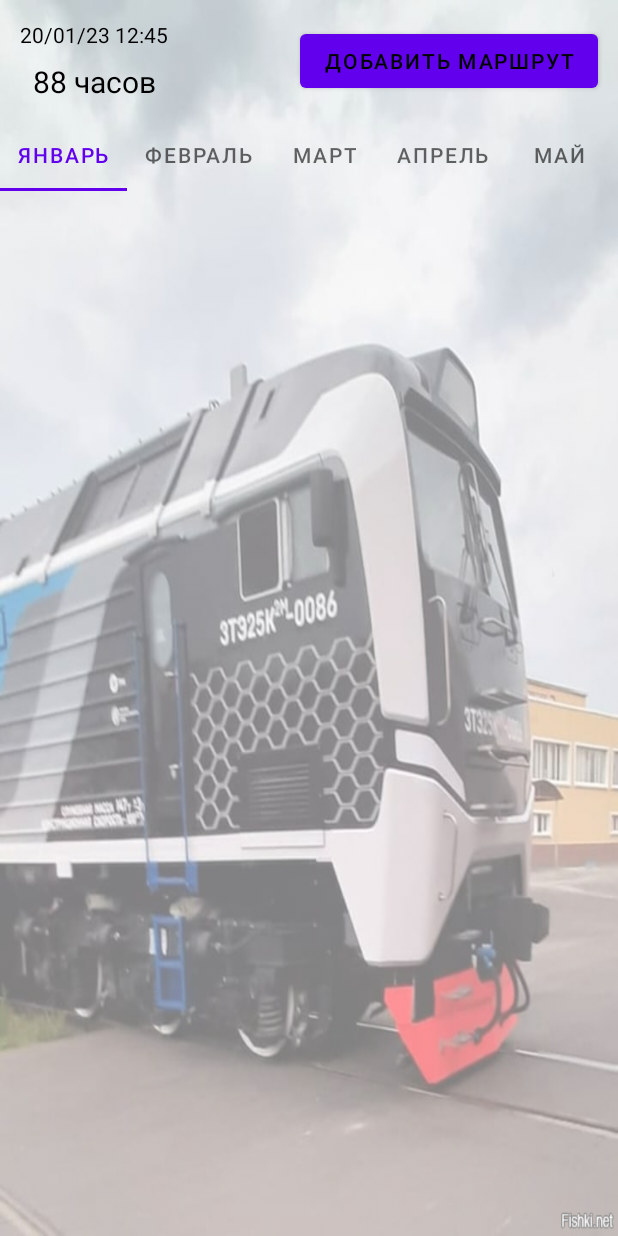
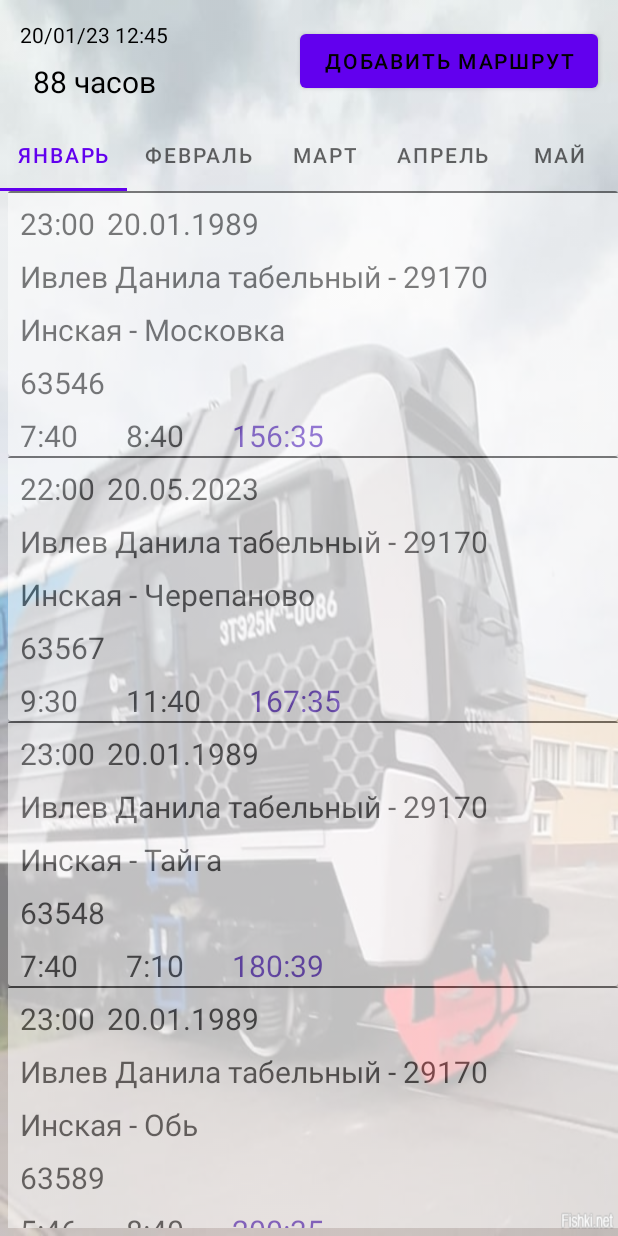
Before and after one commit to AlekseyUsk/Driver_route, an Android app: the screen it shows after launch (MainActivity), on a phone screen of 412 x 824 dp. Run offline under Robolectric (Android 15) with nearby library versions, the phone set to English and light mode, and no system bars.

Commit message:
Сделал ListAdapter

```diff
--- a/app/src/main/java/com/bignerdranch/android/driversroute/fragment/JanuaryFragment.kt
+++ b/app/src/main/java/com/bignerdranch/android/driversroute/fragment/JanuaryFragment.kt
@@ -24,6 +24,11 @@ class JanuaryFragment : Fragment() {
         binding = FragmentJanuaryBinding.inflate(inflater, container, false)
         return binding.root
 
+    }
+
+    override fun onViewCreated(view: View, savedInstanceState: Bundle?) {
+        super.onViewCreated(view, savedInstanceState)
+
         initRcView()
     }
 
@@ -31,17 +36,187 @@ class JanuaryFragment : Fragment() {
         rvJanuary.layoutManager = LinearLayoutManager(activity)
         adapter = AdapterRV()
         rvJanuary.adapter = adapter
-        //заглушка моими данными
         val myList = listOf<TripModel>(
             TripModel(
                 "20.01.1989",
                 "23:00",
-                "Ивлев Данила 29170",
+                "Ивлев Данила табельный - 29170",
                 "Инская - Московка",
-                63547,
+                63546,
                 "7:40",
                 "8:40",
                 "156:35"
+            ),TripModel(
+                "20.05.2023",
+                "22:00",
+                "Ивлев Данила табельный - 29170",
+                "Инская - Черепаново",
+                63567,
+                "9:30",
+                "11:40",
+                "167:35"
+            ),TripModel(
+                "20.01.1989",
+                "23:00",
+                "Ивлев Данила табельный - 29170",
+                "Инская - Тайга",
+                63548,
+                "7:40",
+                "7:10",
+                "180:39"
+            ),TripModel(
+                "20.01.1989",
+                "23:00",
+                "Ивлев Данила табельный - 29170",
+                "Инская - Обь",
+                63589,
+                "5:46",
+                "8:40",
+                "200:35"
+            ),TripModel(
+                "20.01.1989",
+                "23:00",
+                "Ивлев Данила табельный - 29170",
+                "Инская - Обь",
+                63589,
+                "5:46",
+                "8:40",
+                "200:35"
+            ),TripModel(
+                "20.01.1989",
+                "23:00",
+                "Ивлев Данила табельный - 29170",
+                "Инская - Обь",
+                63589,
+                "5:46",
+                "8:40",
+                "200:35"
+            ),TripModel(
+                "20.01.1989",
+                "23:00",
+                "Ивлев Данила табельный - 29170",
+                "Инская - Обь",
+                63589,
+                "5:46",
+                "8:40",
+                "200:35"
+            ),TripModel(
+                "20.01.1989",
+                "23:00",
+                "Ивлев Данила табельный - 29170",
+                "Инская - Обь",
+                63589,
+                "5:46",
+                "8:40",
+                "200:35"
+            ),TripModel(
+                "20.01.1989",
+                "23:00",
+                "Ивлев Данила табельный - 29170",
+                "Инская - Обь",
+                63589,
+                "5:46",
+                "8:40",
+                "200:35"
+            ),TripModel(
+                "20.01.1989",
+                "23:00",
+                "Ивлев Данила табельный - 29170",
+                "Инская - Обь",
+                63589,
+                "5:46",
+                "8:40",
+                "200:35"
+            ),TripModel(
+                "20.01.1989",
+                "23:00",
+                "Ивлев Данила табельный - 29170",
+                "Инская - Обь",
+                63589,
+                "5:46",
+                "8:40",
+                "200:35"
+            ),TripModel(
+                "20.01.1989",
+                "23:00",
+                "Ивлев Данила табельный - 29170",
+                "Инская - Обь",
+                63589,
+                "5:46",
+                "8:40",
+                "200:35"
+            ),TripModel(
+                "20.01.1989",
+                "23:00",
+                "Ивлев Данила табельный - 29170",
+                "Инская - Обь",
+                63589,
+                "5:46",
+                "8:40",
+                "200:35"
+            ),TripModel(
+                "20.01.1989",
+                "23:00",
+                "Ивлев Данила табельный - 29170",
+                "Инская - Обь",
+                63589,
+                "5:46",
+                "8:40",
+                "200:35"
+            ),TripModel(
+                "20.01.1989",
+                "23:00",
+                "Ивлев Данила табельный - 29170",
+                "Инская - Обь",
+                63589,
+                "5:46",
+                "8:40",
+                "200:35"
+            ),TripModel(
+                "20.01.1989",
+                "23:00",
+                "Ивлев Данила табельный - 29170",
+                "Инская - Обь",
+                63589,
+                "5:46",
+                "8:40",
+                "200:35"
+            ),TripModel(
+                "20.01.1989",
+                "23:00",
+                "Ивлев Данила табельный - 29170",
+                "Инская - Обь",
+                63589,
+                "5:46",
+                "8:40",
+                "200:35"
+            ),TripModel(
+                "20.01.1989",
+                "23:00",
+                "Ивлев Данила табельный - 29170",
+                "Инская - Обь",
+                63589,
+                "5:46",
+                "8:40",
+                "200:35"
+            ),TripModel(
+                "20.01.1989",
+                "23:00",
+                "Ивлев Данила табельный - 29170",
+                "Инская - Обь",
+                63589,
+                "5:46",
+                "8:40",
+                "200:35"
+            ),TripModel(
+                "20.01.1989",
+                "23:00",
+                "Ивлев Данила табельный - 29170",
+                "Инская - Обь",
+                63589,
+                "5:46",
+                "8:40",
+                "200:35"
             )
         )
         adapter.submitList(myList)
--- a/app/src/main/java/com/bignerdranch/android/driversroute/rv/AdapterRV.kt
+++ b/app/src/main/java/com/bignerdranch/android/driversroute/rv/AdapterRV.kt
@@ -11,11 +11,9 @@ import com.bignerdranch.android.driversroute.model.TripModel
 
 class AdapterRV : ListAdapter<TripModel, AdapterRV.Holder>(Comparator()) {
 
-    private val myList = listOf<TripModel>()
-
     class Holder(view: View) : RecyclerView.ViewHolder(view) {
 
-        private val binding = ItemCardTripBinding.bind(view)
+        val binding = ItemCardTripBinding.bind(view)
 
         fun bind(item: TripModel) = with(binding) {
             turnoutItem.text = item.time
@@ -48,5 +46,4 @@ class AdapterRV : ListAdapter<TripModel, AdapterRV.Holder>(Comparator()) {
     override fun onBindViewHolder(holder: Holder, position: Int) {
         holder.bind(getItem(position))
     }
-
 }
--- a/app/src/main/res/layout/fragment_agosto.xml
+++ b/app/src/main/res/layout/fragment_agosto.xml
@@ -5,10 +5,11 @@
     android:layout_height="match_parent"
     tools:context=".fragment.AgostoFragment">
 
-    <!-- TODO: Update blank fragment layout -->
     <TextView
+        android:textSize="510sp"
         android:layout_width="match_parent"
         android:layout_height="match_parent"
+        android:gravity="center"
         android:text="@string/hello_blank_fragment" />
 
 </FrameLayout>
--- a/app/src/main/res/layout/fragment_january.xml
+++ b/app/src/main/res/layout/fragment_january.xml
@@ -1,5 +1,5 @@
 <?xml version="1.0" encoding="utf-8"?>
-<FrameLayout xmlns:android="http://schemas.android.com/apk/res/android"
+<androidx.constraintlayout.widget.ConstraintLayout xmlns:android="http://schemas.android.com/apk/res/android"
     xmlns:tools="http://schemas.android.com/tools"
     android:layout_width="match_parent"
     android:layout_height="match_parent"
@@ -9,4 +9,4 @@
         android:id="@+id/rv_january"
         android:layout_width="match_parent"
         android:layout_height="match_parent" />
-</FrameLayout>
+</androidx.constraintlayout.widget.ConstraintLayout>
--- a/app/src/main/res/layout/item_card_trip.xml
+++ b/app/src/main/res/layout/item_card_trip.xml
@@ -1,9 +1,10 @@
 <?xml version="1.0" encoding="utf-8"?>
 <androidx.constraintlayout.widget.ConstraintLayout xmlns:android="http://schemas.android.com/apk/res/android"
     xmlns:app="http://schemas.android.com/apk/res-auto"
-    xmlns:tools="http://schemas.android.com/tools"
     android:layout_width="match_parent"
-    android:layout_height="wrap_content">
+    android:layout_height="wrap_content"
+    android:alpha="0.5"
+    android:background="#00125EE0">
 
     <androidx.cardview.widget.CardView
         android:id="@+id/card_view_item"
@@ -15,8 +16,7 @@
 
         <androidx.constraintlayout.widget.ConstraintLayout
             android:layout_width="match_parent"
-            android:layout_height="match_parent"
-            android:background="@color/teal_200">
+            android:layout_height="match_parent">
 
             <TextView
                 android:id="@+id/final_hours_item"
@@ -111,6 +111,11 @@
                 app:layout_constraintTop_toTopOf="parent" />
         </androidx.constraintlayout.widget.ConstraintLayout>
 
+        <View
+            android:layout_width="match_parent"
+            android:layout_height="1dp"
+            android:background="@color/black" />
+
     </androidx.cardview.widget.CardView>
 
 </androidx.constraintlayout.widget.ConstraintLayout>
```
